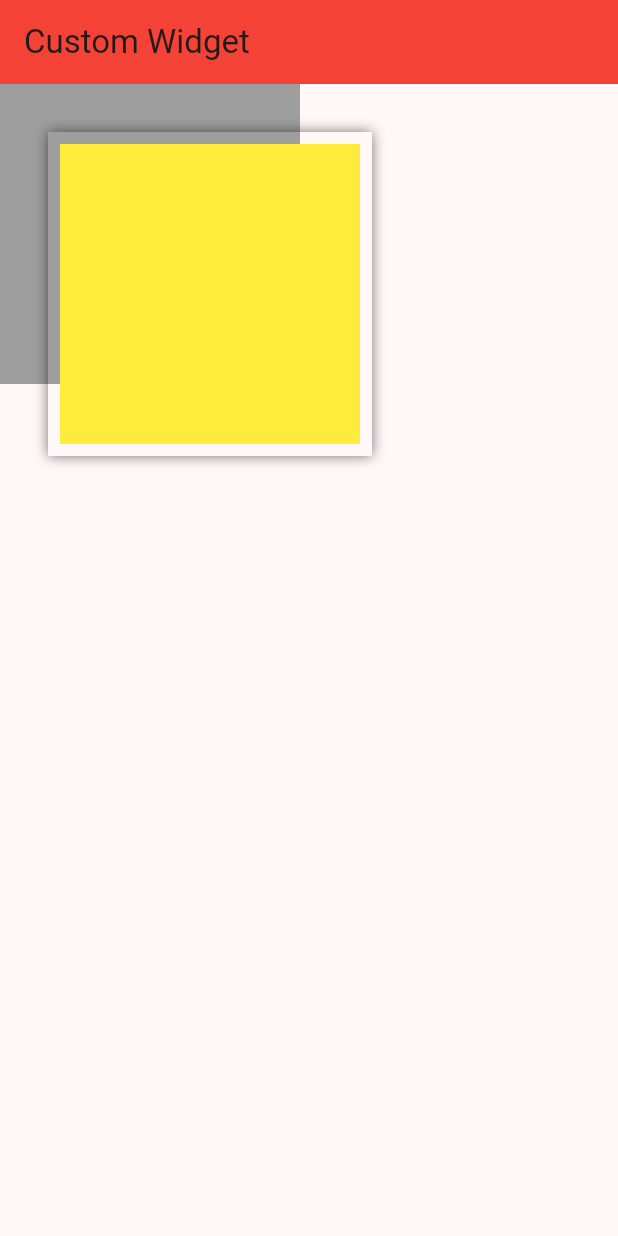
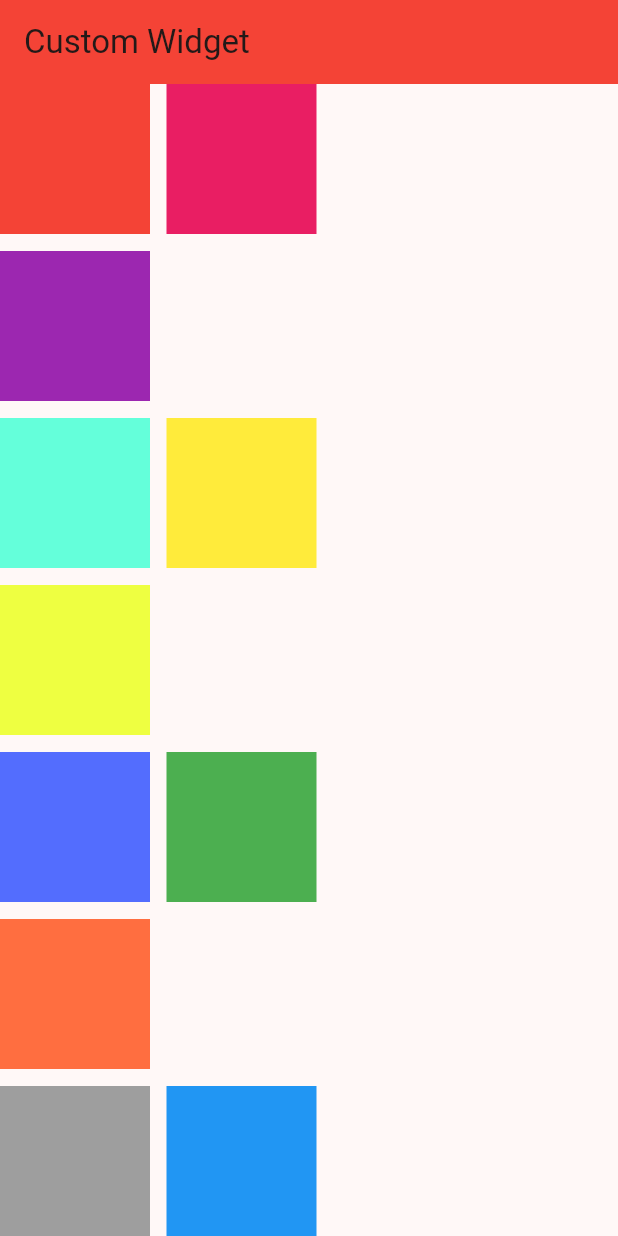
Before and after one commit to rshhridoy/flutter-playground, a Flutter app: the screen it shows after launch, on a phone screen of 412 x 824 dp. Run offline on Flutter 3.47's test engine with Material 3 defaults, Android fonts, the phone set to English and light mode, and no system bars.

Commit message:
Wrap Widget

```diff
--- a/lib/main.dart
+++ b/lib/main.dart
@@ -67,30 +67,69 @@ class _MyHomePageState extends State<MyHomePage> {
           title: Text("Custom Widget"),
         ),
         body: Container(
-          height: 300,
-          width: 300,
-          child: Stack(
+          height: double.infinity,
+          width: double.infinity,
+          child: Wrap(
+            direction: Axis.vertical,
+            alignment: WrapAlignment.spaceBetween,
+            spacing: 10,
+            runSpacing: 11,
             children: [
               Container(
-                height: 200,
-                width: 200,
+                height: 100,
+                width: 100,
+                color: Colors.red,
+              ),
+              Container(
+                height: 100,
+                width: 100,
+                color: Colors.purple,
+              ),
+              Container(
+                height: 100,
+                width: 100,
+                color: Colors.tealAccent,
+              ),
+              Container(
+                height: 100,
+                width: 100,
+                color: Colors.limeAccent,
+              ),
+              Container(
+                height: 100,
+                width: 100,
+                color: Colors.indigoAccent,
+              ),
+              Container(
+                height: 100,
+                width: 100,
+                color: Colors.deepOrangeAccent,
+              ),
+              Container(
+                height: 100,
+                width: 100,
                 color: Colors.grey,
               ),
-              Positioned(
-                left: 40,
-                top: 40,
-                child: Container(
-                  height: 200,
-                  width: 200,
-                  decoration: BoxDecoration(color: Colors.yellow, boxShadow: [
-                    BoxShadow(
-                        color: Colors.black54,
-                        blurRadius: 7,
-                        spreadRadius: 8,
-                        blurStyle: BlurStyle.outer)
-                  ]),
-                ),
-              )
+              Container(
+                height: 100,
+                width: 100,
+                color: Colors.pink,
+              ),
+              Container(
+                height: 100,
+                width: 100,
+                color: Colors.yellow,
+              ),
+              Container(
+                height: 100,
+                width: 100,
+                color: Colors.green,
+              ),
+              Container(
+                height: 100,
+                width: 100,
+                color: Colors.blue,
+              ),
             ],
           ),
         ));
```
